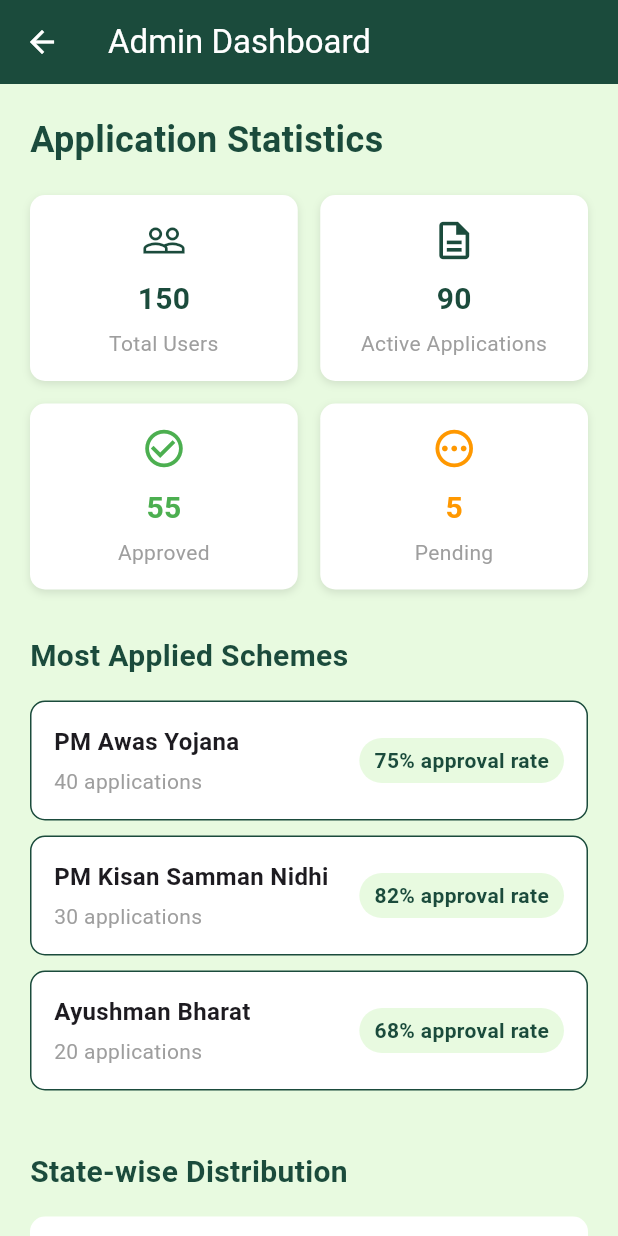
After one commit to MrGojo/mehhh, a Flutter app: the HomeScreen screen opened directly, after a tap on the "account balance" icon, on a phone screen of 412 x 824 dp. The commit adds this screen. Run offline on Flutter 3.47's test engine with Material 3 defaults, Android fonts, the phone set to English and light mode, and no system bars; our stand-ins replace file_picker, shared_preferences; accounts and stored records are empty.

Commit message:
Add admin statistics screen: - Create new admin dashboard with statistics - Link government building icon to admin statistics - Add user statistics, scheme metrics, and state distribution - Implement consistent UI design

```diff
--- /dev/null
+++ b/lib/screens/admin_statistics_screen.dart
@@ -0,0 +1,248 @@
+import 'package:flutter/material.dart';
+
+class AdminStatisticsScreen extends StatelessWidget {
+  const AdminStatisticsScreen({super.key});
+
+  @override
+  Widget build(BuildContext context) {
+    return Scaffold(
+      backgroundColor: const Color(0xFFE8FAE0),
+      appBar: AppBar(
+        backgroundColor: const Color(0xFF1B4B3C),
+        title: const Text(
+          'Admin Dashboard',
+          style: TextStyle(color: Colors.white),
+        ),
+        leading: IconButton(
+          icon: const Icon(Icons.arrow_back, color: Colors.white),
+          onPressed: () => Navigator.pop(context),
+        ),
+      ),
+      body: SingleChildScrollView(
+        padding: const EdgeInsets.all(20),
+        child: Column(
+          crossAxisAlignment: CrossAxisAlignment.start,
+          children: [
+            const Text(
+              'Application Statistics',
+              style: TextStyle(
+                fontSize: 24,
+                fontWeight: FontWeight.bold,
+                color: Color(0xFF1B4B3C),
+              ),
+            ),
+            const SizedBox(height: 20),
+
+            // Statistics Cards
+            Row(
+              children: [
+                Expanded(
+                  child: _buildStatCard(
+                    'Total Users',
+                    '150',
+                    Icons.people_outline,
+                  ),
+                ),
+                const SizedBox(width: 15),
+                Expanded(
+                  child: _buildStatCard(
+                    'Active Applications',
+                    '90',
+                    Icons.description_outlined,
+                  ),
+                ),
+              ],
+            ),
+            const SizedBox(height: 15),
+            Row(
+              children: [
+                Expanded(
+                  child: _buildStatCard(
+                    'Approved',
+                    '55',
+                    Icons.check_circle_outline,
+                    color: Colors.green,
+                  ),
+                ),
+                const SizedBox(width: 15),
+                Expanded(
+                  child: _buildStatCard(
+                    'Pending',
+                    '5',
+                    Icons.pending_outlined,
+                    color: Colors.orange,
+                  ),
+                ),
+              ],
+            ),
+
+            const SizedBox(height: 30),
+
+            // Popular Schemes Section
+            const Text(
+              'Most Applied Schemes',
+              style: TextStyle(
+                fontSize: 20,
+                fontWeight: FontWeight.bold,
+                color: Color(0xFF1B4B3C),
+              ),
+            ),
+            const SizedBox(height: 15),
+            _buildSchemeCard(
+              'PM Awas Yojana',
+              '40 applications',
+              '75% approval rate',
+            ),
+            _buildSchemeCard(
+              'PM Kisan Samman Nidhi',
+              '30 applications',
+              '82% approval rate',
+            ),
+            _buildSchemeCard(
+              'Ayushman Bharat',
+              '20 applications',
+              '68% approval rate',
+            ),
+
+            const SizedBox(height: 30),
+
+            // State-wise Distribution
+            const Text(
+              'State-wise Distribution',
+              style: TextStyle(
+                fontSize: 20,
+                fontWeight: FontWeight.bold,
+                color: Color(0xFF1B4B3C),
+              ),
+            ),
+            const SizedBox(height: 15),
+            _buildStateCard('Madhya Pradesh', '55'),
+            _buildStateCard('Maharashtra', '28'),
+            _buildStateCard('Gujarat', '27'),
+            _buildStateCard('Rajasthan', '23'),
+          ],
+        ),
+      ),
+    );
+  }
+
+  Widget _buildStatCard(String title, String value, IconData icon, {Color color = const Color(0xFF1B4B3C)}) {
+    return Container(
+      padding: const EdgeInsets.all(15),
+      decoration: BoxDecoration(
+        color: Colors.white,
+        borderRadius: BorderRadius.circular(10),
+        boxShadow: [
+          BoxShadow(
+            color: Colors.black.withOpacity(0.1),
+            blurRadius: 4,
+            offset: const Offset(0, 2),
+          ),
+        ],
+      ),
+      child: Column(
+        children: [
+          Icon(icon, color: color, size: 30),
+          const SizedBox(height: 10),
+          Text(
+            value,
+            style: TextStyle(
+              fontSize: 20,
+              fontWeight: FontWeight.bold,
+              color: color,
+            ),
+          ),
+          const SizedBox(height: 5),
+          Text(
+            title,
+            style: const TextStyle(
+              fontSize: 14,
+              color: Colors.grey,
+            ),
+            textAlign: TextAlign.center,
+          ),
+        ],
+      ),
+    );
+  }
+
+  Widget _buildSchemeCard(String title, String applications, String approvalRate) {
+    return Container(
+      margin: const EdgeInsets.only(bottom: 10),
+      padding: const EdgeInsets.all(15),
+      decoration: BoxDecoration(
+        color: Colors.white,
+        borderRadius: BorderRadius.circular(10),
+        border: Border.all(color: const Color(0xFF1B4B3C), width: 1),
+      ),
+      child: Row(
+        mainAxisAlignment: MainAxisAlignment.spaceBetween,
+        children: [
+          Column(
+            crossAxisAlignment: CrossAxisAlignment.start,
+            children: [
+              Text(
+                title,
+                style: const TextStyle(
+                  fontWeight: FontWeight.bold,
+                  fontSize: 16,
+                ),
+              ),
+              const SizedBox(height: 5),
+              Text(
+                applications,
+                style: const TextStyle(
+                  color: Colors.grey,
+                  fontSize: 14,
+                ),
+              ),
+            ],
+          ),
+          Container(
+            padding: const EdgeInsets.symmetric(horizontal: 10, vertical: 5),
+            decoration: BoxDecoration(
+              color: const Color(0xFFE8FAE0),
+              borderRadius: BorderRadius.circular(15),
+            ),
+            child: Text(
+              approvalRate,
+              style: const TextStyle(
+                color: Color(0xFF1B4B3C),
+                fontWeight: FontWeight.bold,
+              ),
+            ),
+          ),
+        ],
+      ),
+    );
+  }
+
+  Widget _buildStateCard(String state, String users) {
+    return Container(
+      margin: const EdgeInsets.only(bottom: 10),
+      padding: const EdgeInsets.all(15),
+      decoration: BoxDecoration(
+        color: Colors.white,
+        borderRadius: BorderRadius.circular(10),
+      ),
+      child: Row(
+        mainAxisAlignment: MainAxisAlignment.spaceBetween,
+        children: [
+          Text(
+            state,
+            style: const TextStyle(
+              fontWeight: FontWeight.w500,
+            ),
+          ),
+          Text(
+            '$users users',
+            style: const TextStyle(
+              color: Color(0xFF1B4B3C),
+              fontWeight: FontWeight.bold,
+            ),
+          ),
+        ],
+      ),
+    );
+  }
+}
--- a/lib/screens/home_screen.dart
+++ b/lib/screens/home_screen.dart
@@ -3,6 +3,7 @@ import '../widgets/custom_button.dart';
 import '../widgets/social_button.dart';
 import 'registration_screen.dart';
 import 'login_screen.dart';
+import 'admin_statistics_screen.dart';
 
 class HomeScreen extends StatelessWidget {
   const HomeScreen({super.key});
@@ -31,8 +32,19 @@ class HomeScreen extends StatelessWidget {
                       ),
                     ),
                     IconButton(
-                      icon: const Icon(Icons.menu),
-                      onPressed: () {},
+                      icon: const Icon(
+                        Icons.account_balance, // Government building icon
+                        color: Color(0xFF1B4B3C), // Using app's primary color
+                        size: 28, // Slightly larger size for better visibility
+                      ),
+                      onPressed: () {
+                        Navigator.push(
+                          context,
+                          MaterialPageRoute(
+                            builder: (context) => const AdminStatisticsScreen(),
+                          ),
+                        );
+                      },
                     ),
                   ],
                 ),
```
